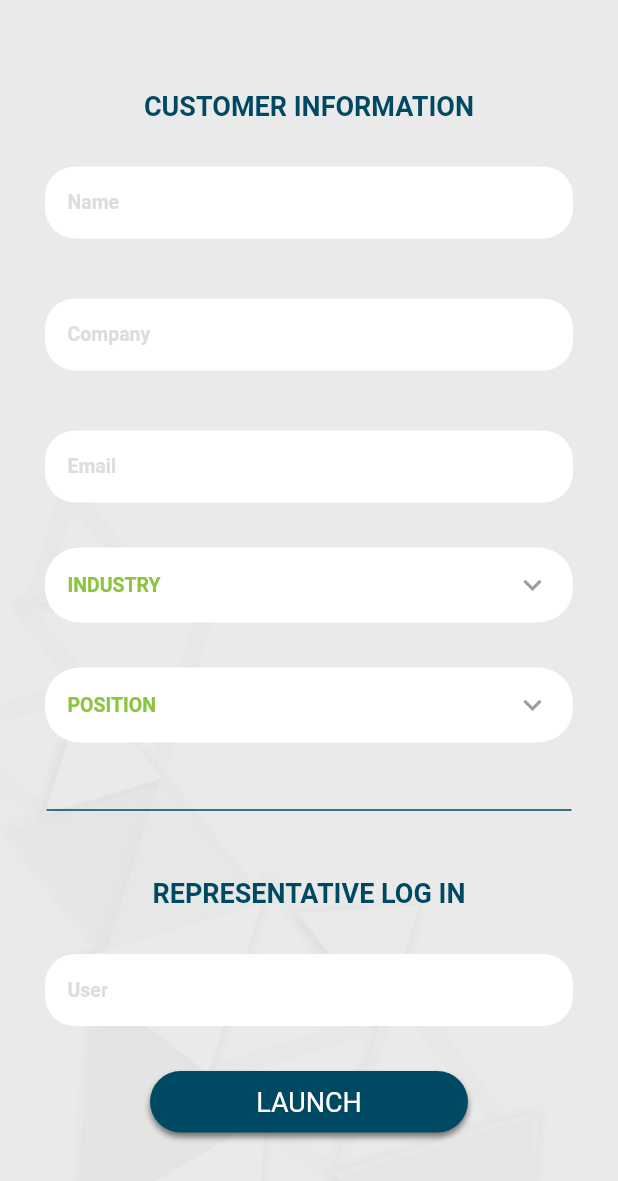
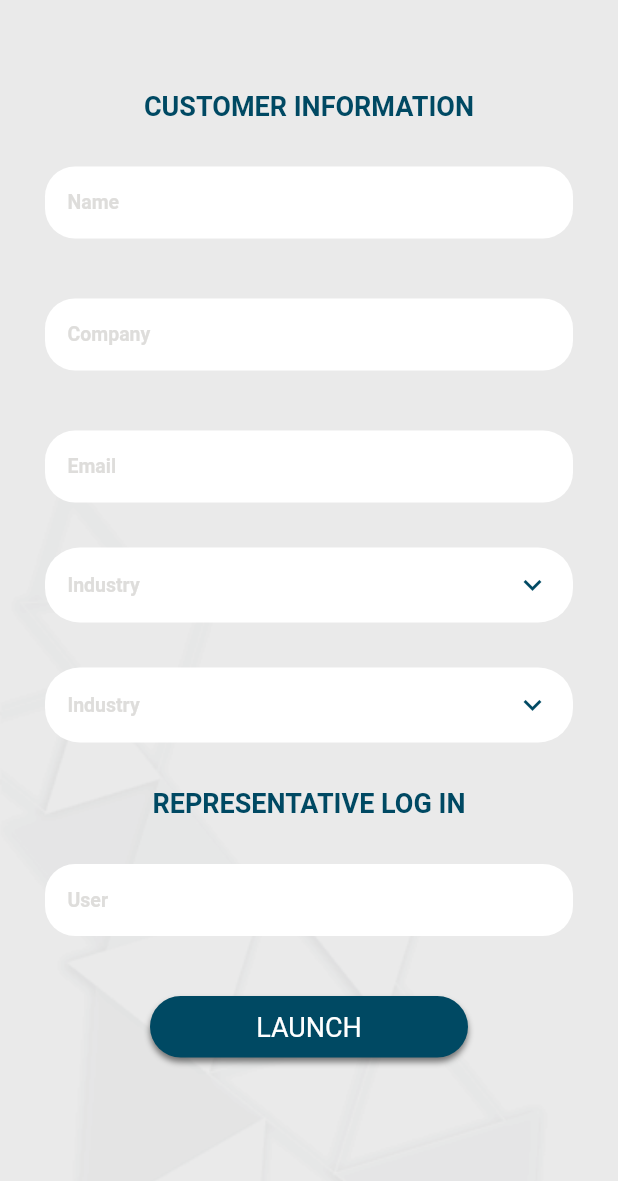
Before and after one commit to SonQBChau/brand_root_solution, a Flutter app: the screen it shows after launch, on a phone screen of 412 x 824 dp. Shown: the top 1181 px of the screen. Run offline on Flutter 3.47's test engine with Material 2 defaults, Android fonts, the phone set to English and light mode, and no system bars; our stand-ins replace charts_flutter; missing offline and left inert: animator, esys_flutter_share; Roboto replaces fonts that are missing (GothicA1).

Commit message:
add icons, change dropdownbutton

```diff
--- /dev/null
+++ b/lib/data/globals.dart
@@ -0,0 +1,7 @@
+
+String customerName = '';
+String customerCompany = '';
+String customerEmail = '';
+int customerIndustry ;
+int customerPosition ;
+String representativeUser = '';
--- a/lib/widgets/industry_widget.dart
+++ b/lib/widgets/industry_widget.dart
@@ -1,30 +1,37 @@
 import 'package:flutter/material.dart';
-import 'package:provider/provider.dart';
 import 'package:sale_form_demo/services/intro_form_provider.dart';
 import 'package:sale_form_demo/utils/app_color.dart';
+import 'package:sale_form_demo/data/globals.dart' as globals;
 
-class IndustryWidget extends StatelessWidget {
+class IndustryWidget extends StatefulWidget {
+
+  @override
+  _IndustryWidgetState createState() => _IndustryWidgetState();
+}
+
+class _IndustryWidgetState extends State<IndustryWidget> {
+  int _value;
   final List<DropdownMenuItem<int>> industryList = [
     DropdownMenuItem(
-      child: new Text('Refining'),
+      child:  Text('Refining'),
       value: 0,
     ),
     DropdownMenuItem(
-      child: new Text('Drilling'),
+      child:  Text('Drilling'),
       value: 1,
     ),
     DropdownMenuItem(
-      child: new Text('Pumping'),
+      child:  Text('Pumping'),
       value: 2,
     ),
   ];
 
   @override
   Widget build(BuildContext context) {
-//    final introForm = Provider.of<IntroFormProvider>(context);
+
 
     return Container(
-      padding: const EdgeInsets.only(left: 30, right: 30, top: 0, bottom: 0),
+      padding:  EdgeInsets.only(left: 30, right: 30, top: 0, bottom: 0),
       child: Column(
         crossAxisAlignment: CrossAxisAlignment.start,
         children: <Widget>[
@@ -37,24 +44,26 @@ class IndustryWidget extends StatelessWidget {
             child: DropdownButtonHideUnderline(
               child: DropdownButton(
                   hint: Text(
-                    'INDUSTRY',
+                    'Industry',
                     style: TextStyle(
-                        color: colorGreen,
+                        color: colorGrey20,
                         fontWeight: FontWeight.w600,
                         fontSize: 13),
                   ),
-                  icon: Icon(Icons.keyboard_arrow_down, color: colorGrey,),
+                  icon: Icon(Icons.keyboard_arrow_down, color: colorBlue,),
                   isDense: true,
                   isExpanded: true,
                   style: TextStyle(
                       color: colorGreen,
-                      fontWeight: FontWeight.bold,
+                      fontWeight: FontWeight.w600,
                       fontSize: 13),
                   items: industryList,
-//                  value: introForm.getIndustry(),
+                  value: _value,
                   onChanged: (value) {
-//                    introForm.setIndustry(value);
-//                    introForm.setIndustryError(false);
+                      globals.customerIndustry = value;
+                      setState(() {
+                        _value = value;
+                      });
                   }),
             ),
           ),
@@ -89,6 +98,4 @@ class IndustryWidget extends StatelessWidget {
     else
       return Container();
   }
-
-
 }
--- a/lib/widgets/position_widget.dart
+++ b/lib/widgets/position_widget.dart
@@ -1,36 +1,40 @@
-
 import 'package:flutter/material.dart';
-import 'package:provider/provider.dart';
 import 'package:sale_form_demo/services/intro_form_provider.dart';
 import 'package:sale_form_demo/utils/app_color.dart';
-import 'package:sale_form_demo/widgets/custom_divider.dart';
+import 'package:sale_form_demo/data/globals.dart' as globals;
 
-class PositionWidget extends StatelessWidget {
-  final List<DropdownMenuItem<int>> industryList = [
+class PositionWidget extends StatefulWidget {
+
+  @override
+  _PositionWidgetState createState() => _PositionWidgetState();
+}
+
+class _PositionWidgetState extends State<PositionWidget> {
+  int _value;
+  final List<DropdownMenuItem<int>> positionList = [
     DropdownMenuItem(
-      child: new Text('Executive'),
+      child:  Text('Executive'),
       value: 0,
     ),
     DropdownMenuItem(
-      child: new Text('Director'),
+      child:  Text('Director'),
       value: 1,
     ),
     DropdownMenuItem(
-      child: new Text('Manager'),
+      child:  Text('Manager'),
       value: 2,
     ),
   ];
 
   @override
   Widget build(BuildContext context) {
-//    final introForm = Provider.of<IntroFormProvider>(context);
 
-    return Padding(
-      padding: const EdgeInsets.only(left: 30, right: 30, top: 0, bottom: 0),
+
+    return Container(
+      padding:  EdgeInsets.only(left: 30, right: 30, top: 0, bottom: 0),
       child: Column(
         crossAxisAlignment: CrossAxisAlignment.start,
         children: <Widget>[
-
           Container(
             padding: EdgeInsets.only(top: 13, bottom: 13, left: 15, right: 15),
             decoration: BoxDecoration(
@@ -40,34 +44,35 @@ class PositionWidget extends StatelessWidget {
             child: DropdownButtonHideUnderline(
               child: DropdownButton(
                   hint: Text(
-                    'POSITION',
+                    'Industry',
                     style: TextStyle(
-                        color: colorGreen,
+                        color: colorGrey20,
                         fontWeight: FontWeight.w600,
                         fontSize: 13),
                   ),
-                  icon: Icon(Icons.keyboard_arrow_down, color: colorGrey,),
+                  icon: Icon(Icons.keyboard_arrow_down, color: colorBlue,),
                   isDense: true,
                   isExpanded: true,
                   style: TextStyle(
                       color: colorGreen,
-                      fontWeight: FontWeight.bold,
+                      fontWeight: FontWeight.w600,
                       fontSize: 13),
-                  items: industryList,
-//                  value: introForm.getPosition(),
+                  items: positionList,
+                  value: _value,
                   onChanged: (value) {
-//                    introForm.setPosition(value);
-//                    introForm.setPositionError(false);
+                    globals.customerPosition = value;
+                    setState(() {
+                      _value = value;
+                    });
                   }),
             ),
           ),
           SizedBox(
-            height: 40,
+            height: 5,
           ),
 //          buildErrorMessage(introForm),
-          CustomDivider(),
           SizedBox(
-            height: 40,
+            height: 25,
           ),
         ],
       ),
@@ -75,14 +80,14 @@ class PositionWidget extends StatelessWidget {
   }
 
   buildErrorMessage(IntroFormProvider introForm) {
-    if (introForm.getPositionError()){
+    if (introForm.getIndustryError()){
       return Container(
         padding: EdgeInsets.only(top:5,bottom: 5, left: 5),
         child: Row(
           children: <Widget>[
             SizedBox(width: 10,),
             Text(
-              'Please select position',
+              'Please select industry',
               style:
               TextStyle(color: Colors.redAccent.shade700, fontSize: 12.0),
             ),
```
Also changed, not shown: lib/screens/customer_info_page.dart (+16 -9 lines), lib/widgets/launch_button_widget.dart (+46 -44 lines), pubspec.yaml (+10 -0 lines), icons/icon.png (added), pubspec.lock, 21 other files.
